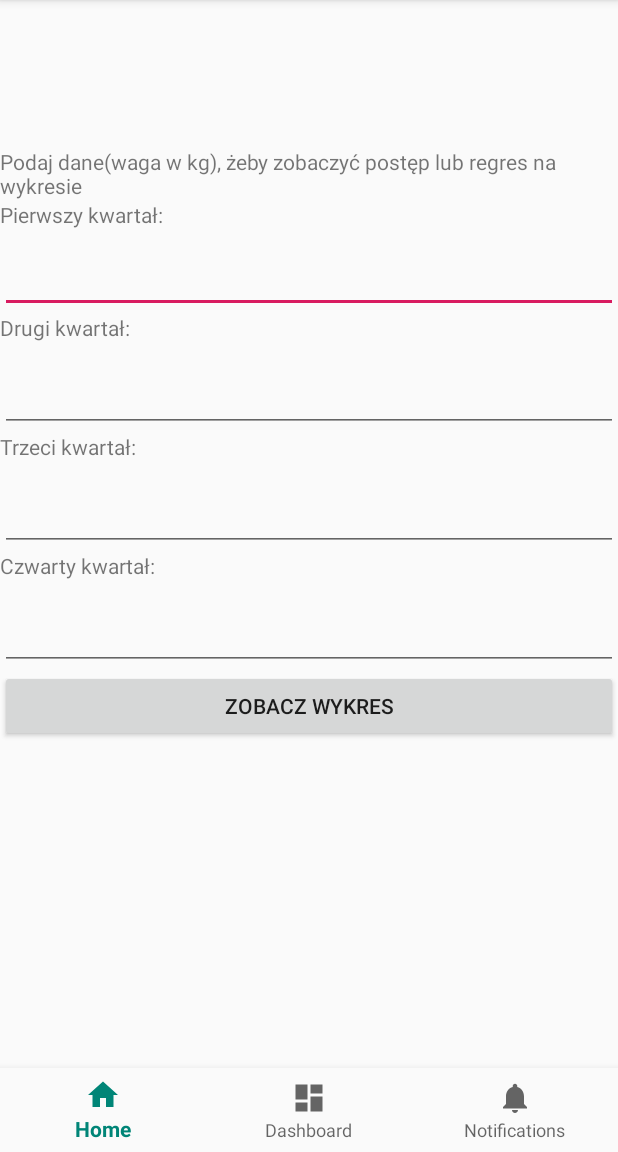
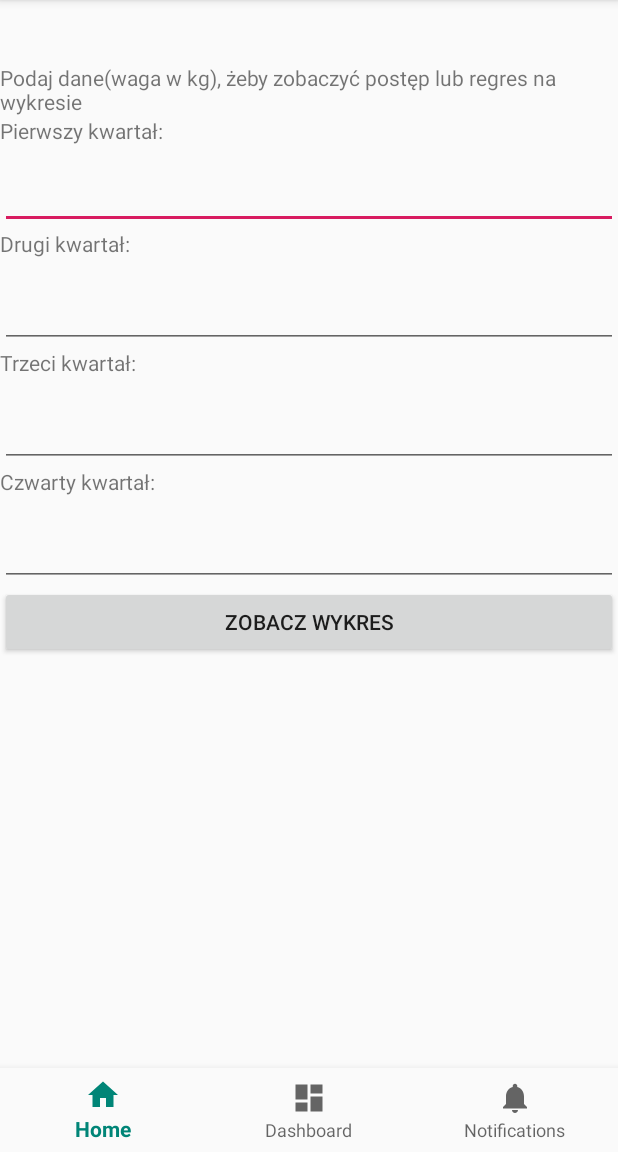
Before and after one commit to JedrzejBablo/Pamo, an Android app: the screen it shows after launch (MainActivity), on a phone screen of 412 x 824 dp, the part 84-1236 px from its top. Run offline under Robolectric (Android 15) with nearby library versions, the phone set to English and light mode, and no system bars; our stand-ins replace navigation-ui.

Commit message:
fix layout

```diff
--- a/Bmi_kotlin/app/src/main/res/layout/activity_chart.xml
+++ b/Bmi_kotlin/app/src/main/res/layout/activity_chart.xml
@@ -27,7 +27,7 @@
         android:layout_width="wrap_content"
         android:layout_height="wrap_content"
         android:layout_centerHorizontal="true"
-        android:text="Go Back"
+        android:text="@string/go_back"
         app:layout_constraintBottom_toBottomOf="parent"
         app:layout_constraintEnd_toEndOf="parent"
         app:layout_constraintHorizontal_bias="0.498"
@@ -39,5 +39,7 @@
         android:id="@+id/textView"
         android:layout_width="66dp"
         android:layout_height="24dp"
-        tools:layout_editor_absoluteX="178dp" />
+        android:layout_marginEnd="167dp"
+        app:layout_constraintEnd_toEndOf="parent"
+        app:layout_constraintTop_toTopOf="parent" />
 </androidx.constraintlayout.widget.ConstraintLayout>
--- a/Bmi_kotlin/app/src/main/res/layout/activity_main.xml
+++ b/Bmi_kotlin/app/src/main/res/layout/activity_main.xml
@@ -5,7 +5,6 @@ xmlns:tools="http://schemas.android.com/tools"
     android:id="@+id/container"
     android:layout_width="match_parent"
     android:layout_height="match_parent"
-android:paddingTop="?attr/actionBarSize"
     tools:context=".MainActivity">
 
     <com.google.android.material.bottomnavigation.BottomNavigationView
@@ -26,7 +25,7 @@ tools:context=".MainActivity">
         android:layout_height="match_parent"
         android:orientation="vertical"
         tools:layout_editor_absoluteY="56dp"
-        tools:visibility="visible">
+        tools:visibility="invisible">
 
         <TextView
             android:id="@+id/textView"
@@ -49,10 +48,10 @@ tools:context=".MainActivity">
             android:id="@+id/styczen_text_id"
             android:layout_width="match_parent"
             android:layout_height="wrap_content"
+            android:autofillHints=""
             android:ems="10"
             android:inputType="number"
-            android:singleLine="true"
-            android:autofillHints="" />
+            android:singleLine="true" />
 
         <TextView
             android:id="@+id/month_textView2"
@@ -64,9 +63,9 @@ tools:context=".MainActivity">
             android:id="@+id/luty_text_id"
             android:layout_width="match_parent"
             android:layout_height="wrap_content"
+            android:autofillHints=""
             android:ems="10"
-            android:inputType="number"
-            android:autofillHints="" />
+            android:inputType="number" />
 
         <TextView
             android:id="@+id/month_textView3"
@@ -78,9 +77,9 @@ tools:context=".MainActivity">
             android:id="@+id/marzec_text_id"
             android:layout_width="match_parent"
             android:layout_height="wrap_content"
+            android:autofillHints=""
             android:ems="10"
-            android:inputType="number"
-            android:autofillHints="" />
+            android:inputType="number" />
 
         <TextView
             android:id="@+id/month_textView4"
@@ -92,9 +91,9 @@ tools:context=".MainActivity">
             android:id="@+id/kwiecien_text_id"
             android:layout_width="match_parent"
             android:layout_height="wrap_content"
+            android:autofillHints=""
             android:ems="10"
-            android:inputType="number"
-            android:autofillHints="" />
+            android:inputType="number" />
 
         <Button
             android:id="@+id/bt_activity_changer"
@@ -110,7 +109,8 @@ tools:context=".MainActivity">
         android:layout_width="match_parent"
         android:layout_height="match_parent"
         android:orientation="vertical"
-        tools:visibility="visible">
+        tools:layout_editor_absoluteY="56dp"
+        tools:visibility="invisible">
 
         <Button
             android:id="@+id/bt_quiz"
@@ -125,7 +125,8 @@ tools:context=".MainActivity">
         android:layout_height="match_parent"
         android:layout_gravity="center_horizontal"
         android:visibility="invisible"
-        tools:layout_editor_absoluteY="56dp">
+        tools:layout_editor_absoluteY="56dp"
+        tools:visibility="invisible">
 
         <LinearLayout
             android:id="@+id/notifications_layout"
--- a/Bmi_kotlin/app/src/main/res/values/strings.xml
+++ b/Bmi_kotlin/app/src/main/res/values/strings.xml
@@ -25,4 +25,7 @@
     <string name="drugi_kwarta">Drugi kwartał:</string>
     <string name="trzeci_kwarta">Trzeci kwartał:</string>
     <string name="czwarty_kwarta">Czwarty kwartał:</string>
+    <string name="go_back">Go Back</string>
+    <string name="button">Button</string>
+    <string name="textview">textView</string>
 </resources>
```
Also changed, not shown: Bmi_kotlin/app/src/main/res/layout/activity_quiz.xml (+7 -7 lines). Lines whose indentation alone changed are shown as unchanged.
